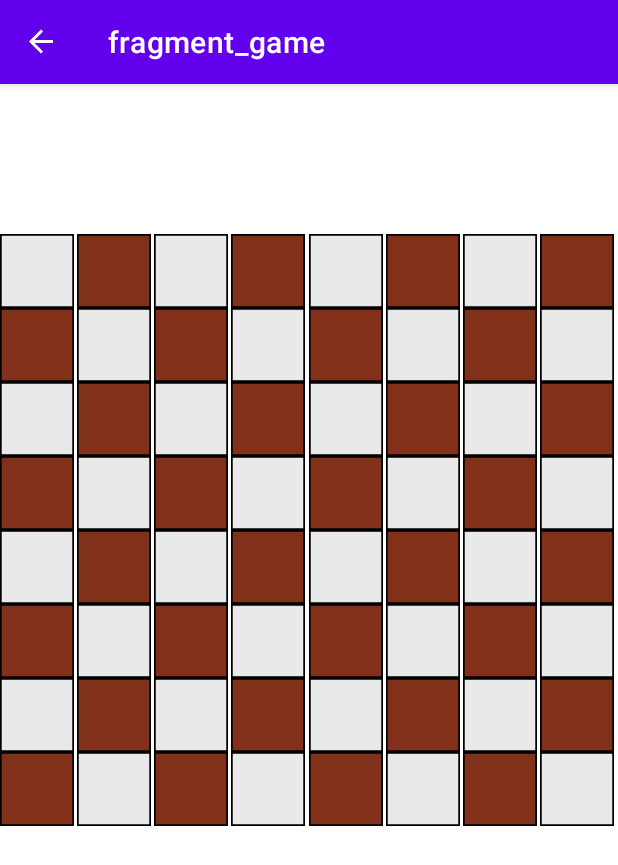
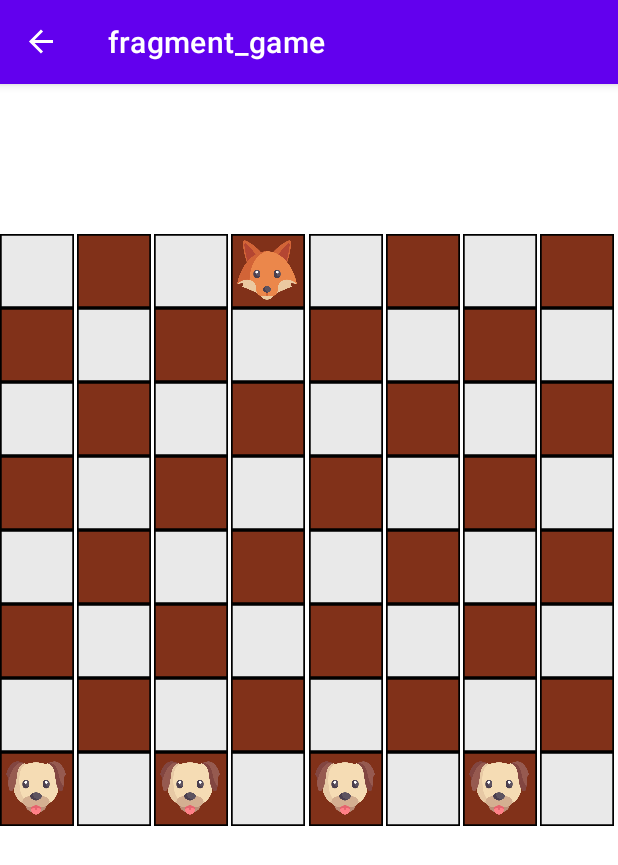
Before and after one commit to makelick/PALabs, an Android app: the screen it shows after launch (MainActivity), after a tap on "EASY", on a phone screen of 412 x 824 dp. Shown: the top 865 px of the screen. Run offline under Robolectric (Android 15) with nearby library versions, the phone set to English and light mode, and no system bars; our stand-ins replace navigation-ui.

Commit message:
add figures and implement ability to move for hounds

```diff
--- a/lab6/app/src/main/java/com/example/lab6/ChessBoardAdapter.kt
+++ b/lab6/app/src/main/java/com/example/lab6/ChessBoardAdapter.kt
@@ -1,35 +1,90 @@
 package com.example.lab6
 
-import android.content.Context
+import android.annotation.SuppressLint
 import android.view.LayoutInflater
 import android.view.View
 import android.view.ViewGroup
+import android.widget.ImageButton
 import android.widget.ImageView
-import android.widget.TextView
 import androidx.recyclerview.widget.RecyclerView
 
-class ChessBoardAdapter(private val squares: List<ChessSquare>, private val context: Context)
+class ChessBoardAdapter(private val squares: List<ChessSquare>)
     : RecyclerView.Adapter<ChessBoardAdapter.ViewHolder>() {
+
+    private val viewHolders : MutableList<ViewHolder> = mutableListOf()
+    private var activePiecePos : Int = 0
+    private val activeMovesPos : MutableList<ChessSquare> = mutableListOf()
+
     class ViewHolder(itemView: View) : RecyclerView.ViewHolder(itemView) {
         val imageView: ImageView = itemView.findViewById(R.id.chess_square_image)
-        val textView: TextView = itemView.findViewById(R.id.coordinates)
+        val pieceButton: ImageButton = itemView.findViewById(R.id.piece_button)
     }
 
     override fun onCreateViewHolder(parent: ViewGroup, viewType: Int): ViewHolder {
         val view = LayoutInflater.from(parent.context).inflate(R.layout.chess_square_view, parent, false)
-        return ViewHolder(view)
+        val vh = ViewHolder(view)
+        viewHolders.add(vh)
+        return vh
     }
 
     override fun getItemCount(): Int {
         return squares.size
     }
 
-    override fun onBindViewHolder(holder: ViewHolder, position: Int) {
+    override fun onBindViewHolder(holder: ViewHolder, @SuppressLint("RecyclerView") position: Int) {
         val square = squares[position]
-        holder.textView.text = context.getString(R.string.coordinates, square.x, square.y)
         holder.imageView.setImageResource(getImageResource(square.x, square.y))
+
+        if (square.piece == PieceType.FOX) {
+            holder.pieceButton.setImageResource(R.drawable.fox)
+            holder.pieceButton.visibility = View.VISIBLE
+        }
+        else if (square.piece == PieceType.HOUND) {
+            holder.pieceButton.setImageResource(R.drawable.dog)
+            holder.pieceButton.visibility = View.VISIBLE
+        }
+
+        holder.pieceButton.setOnClickListener {
+
+            when (square.piece) {
+                PieceType.AVAILABLE_MOVE -> {
+                    clearActiveMoves()
+                    squares[activePiecePos].piece = null
+                    squares[position].piece = PieceType.HOUND
+
+                    holder.pieceButton.setImageResource(R.drawable.dog)
+                    holder.pieceButton.visibility = View.VISIBLE
+                    viewHolders[activePiecePos].pieceButton.visibility = View.GONE
+                }
+
+                PieceType.HOUND -> {
+                    clearActiveMoves()
+
+                    activePiecePos = position
+                    val moves = square.getAvailableMoves(squares)
+                    activeMovesPos.addAll(moves)
+
+                    for (move in moves) {
+                        squares[move.x * 8 + move.y].piece = PieceType.AVAILABLE_MOVE
+                        viewHolders[move.x * 8 + move.y].pieceButton.setImageResource(R.drawable.point)
+                        viewHolders[move.x * 8 + move.y].pieceButton.visibility = View.VISIBLE
+                    }
+                }
+                else -> {
+                    clearActiveMoves()
+                    activePiecePos = 0
+                }
+            }
+        }
     }
 
+    private fun clearActiveMoves() {
+        activeMovesPos.forEach {
+            viewHolders[it.x * 8 + it.y].pieceButton.visibility = View.GONE
+            squares[it.x * 8 + it.y].piece = null
+        }
+        activeMovesPos.clear()
+    }
     private fun getImageResource(x: Int, y: Int): Int {
         return if ((x + y) % 2 == 0) {
             R.drawable.white_square
--- a/lab6/app/src/main/java/com/example/lab6/GameFragment.kt
+++ b/lab6/app/src/main/java/com/example/lab6/GameFragment.kt
@@ -28,7 +28,7 @@ class GameFragment : Fragment() {
 
         val recyclerView = binding.boardRecyclerview
         val squares = createSquares()
-        val adapter = ChessBoardAdapter(squares, requireContext())
+        val adapter = ChessBoardAdapter(squares)
         recyclerView.adapter = adapter
 
         val gridLayoutManager = GridLayoutManager(requireContext(), 8)
@@ -45,6 +45,12 @@ class GameFragment : Fragment() {
                 squares.add(ChessSquare(x, y))
             }
         }
+
+        for (x in 56 until 64 step 2) {
+            squares[x].piece = PieceType.HOUND
+        }
+        squares[3].piece = PieceType.FOX
+
         return squares
     }
 
--- /dev/null
+++ b/lab6/app/src/main/res/drawable/point.xml
@@ -0,0 +1,9 @@
+<vector xmlns:android="http://schemas.android.com/apk/res/android"
+    android:width="200dp"
+    android:height="200dp"
+    android:viewportWidth="512"
+    android:viewportHeight="512">
+  <path
+      android:pathData="M256,256m-256,0a256,256 0,1 1,512 0a256,256 0,1 1,-512 0"
+      android:fillColor="#FFEB3B"/>
+</vector>
--- a/lab6/app/src/main/res/layout/chess_square_view.xml
+++ b/lab6/app/src/main/res/layout/chess_square_view.xml
@@ -1,5 +1,5 @@
 <?xml version="1.0" encoding="utf-8"?>
-<LinearLayout xmlns:android="http://schemas.android.com/apk/res/android"
+<FrameLayout xmlns:android="http://schemas.android.com/apk/res/android"
     xmlns:tools="http://schemas.android.com/tools"
     android:orientation="vertical"
     android:layout_width="wrap_content"
@@ -15,11 +15,15 @@
         android:contentDescription="@null"
         tools:srcCompat="@drawable/brown_square" />
 
-    <TextView
-        android:id="@+id/coordinates"
-        android:layout_width="wrap_content"
-        android:layout_height="wrap_content"
-        android:layout_gravity="center"
-        android:textSize="11sp"
-        android:visibility="gone" />
-</LinearLayout>
+    <ImageButton
+        android:id="@+id/piece_button"
+        android:layout_width="@dimen/figure_size"
+        android:layout_height="@dimen/figure_size"
+        android:background="@null"
+        android:layout_margin="4dp"
+        android:scaleType="fitCenter"
+        android:src="@drawable/point"
+        android:visibility="gone"
+        android:contentDescription="@null" />
+
+</FrameLayout>
--- a/lab6/app/src/main/res/values/dimens.xml
+++ b/lab6/app/src/main/res/values/dimens.xml
@@ -4,4 +4,5 @@
     <dimen name="choose_button_width">200dp</dimen>
     <dimen name="title_margin">100dp</dimen>
     <dimen name="choose_button_margin">75dp</dimen>
+    <dimen name="figure_size">40dp</dimen>
 </resources>
```
Also changed, not shown: lab6/app/src/main/java/com/example/lab6/ChessSquare.kt (+33 -1 lines), lab6/app/src/main/res/drawable/dog.png (added), lab6/app/src/main/res/drawable/fox.png (added).
